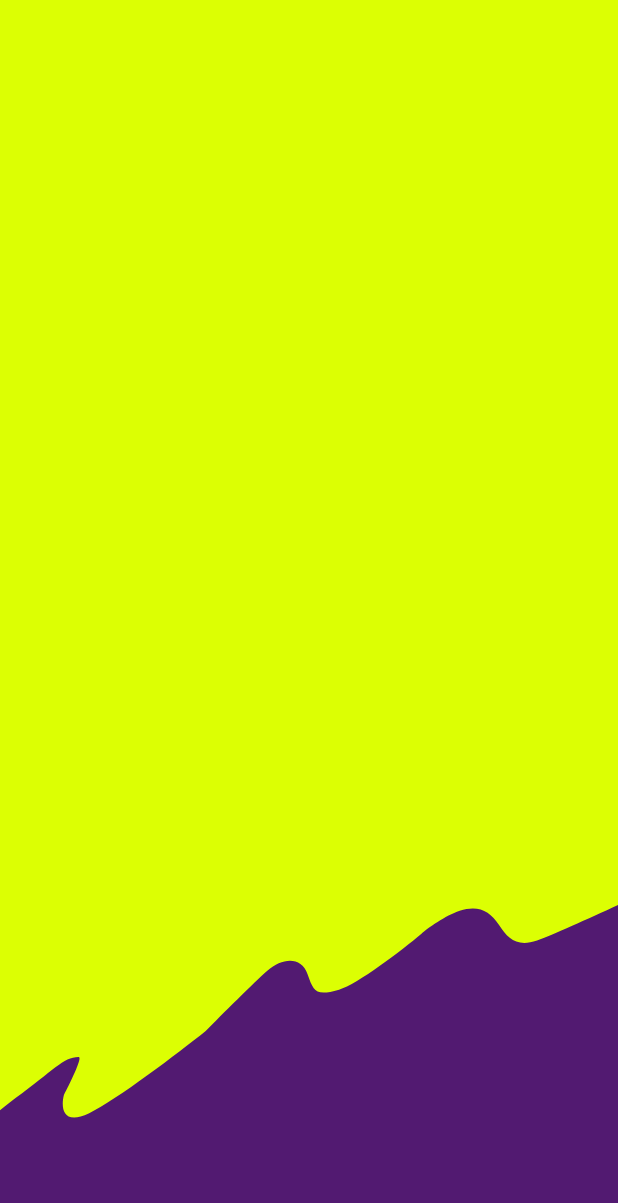
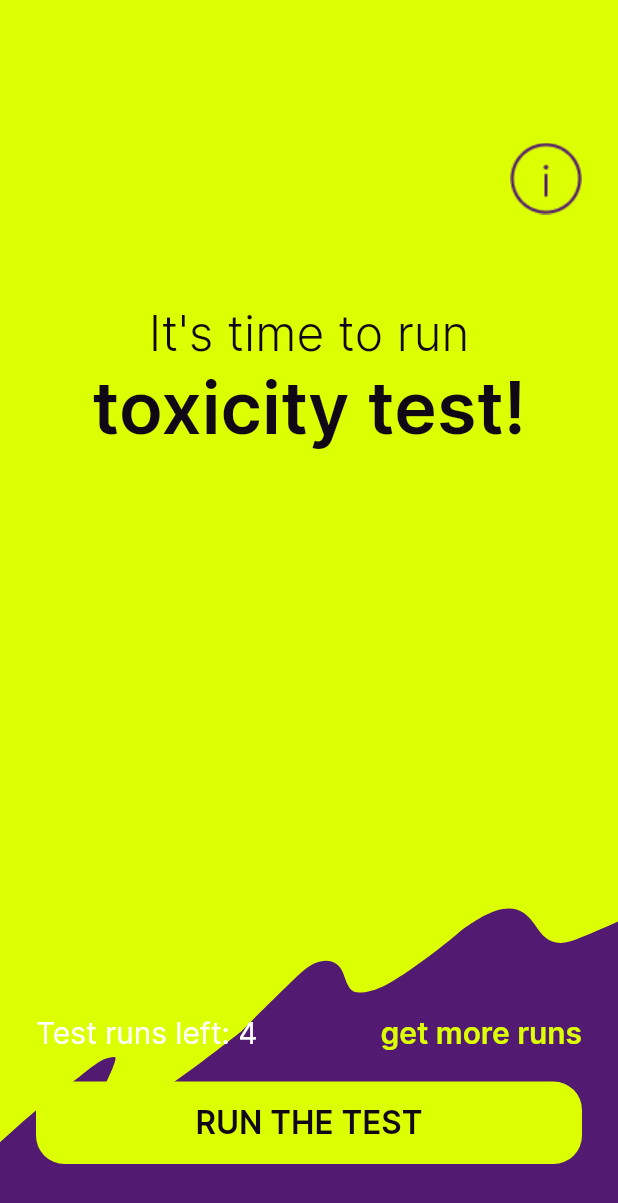
Before and after one commit to petrfalkovsky/toxicity, a Flutter app: the screen it shows after launch, on a phone screen of 412 x 824 dp. Shown: the top 1203 px of the screen. Run offline on Flutter 3.47's test engine with Material 2 defaults, Android fonts, the phone set to English and light mode, and no system bars; missing offline and left inert: flutter_statusbarcolor_ns.

Commit message:
feat: add first screen layout

```diff
--- a/lib/config/config.dart
+++ b/lib/config/config.dart
@@ -2,11 +2,6 @@ import 'package:flutter/material.dart';
 
 class AppConfig {
   // Название компании
-  static const String companyName = 'Super Clean';
-
-  /// Валюта
-  static const String currency = 'тенге';
-  static const String currencySymbol = '₸';
 
   ///API Url
   static const String apiUrl = "https://github.com/petrfalkovsky/";
@@ -14,47 +9,13 @@ class AppConfig {
   ///Шрифт
   static const String fontFamilyInter = "Inter";
 
-  ///*------------------Цены-----------------------------*///
-  /// 50 м2
-  static const int square50 = 50;
-  static const int price50 = 1490 * 5;
-  static const int previousPrice50 = 1900 * 5;
-  static const int wet50 = 500 * 5;
-  static const int general50 = 700 * 5;
-
-  ///70 м2
-  static const int square70 = 70;
-  static const int price70 = 1890 * 5;
-  static const int previousPrice70 = 2900 * 5;
-  static const int wet70 = 700;
-  static const int general70 = 900 * 5;
-
-  ///90 м2
-  static const int square90 = 90;
-  static const int price90 = 2390 * 5;
-  static const int previousPrice90 = 3700 * 5;
-  static const int wet90 = 900 * 5;
-  static const int general90 = 1200 * 5;
-
-  ///--------Допы----------///
-  /// Окно
-  static const int window = 390 * 5;
-
-  ///Ванная комната
-  static const int bathroom = 290 * 5;
-
-  ///Сан узнел
-  static const int sanNode = 190 * 5;
-
-  ///Вывоз мусора
-  static const int garbageCollection = 390 * 5;
-
   ////*------------------Цвета-----------------------------*///
   ///Базовые
   static const Color yellowColor = Color(0xffDCFF03);
   static const Color purpleColor = Color(0xff521A71);
+  static const Color blackColor = Color(0xff100815);
+  static const Color whiteColor = Color(0xffFFFFFF);
 
-  static const Color blackColor = Colors.black;
   static const Color pinkColor = Color(0xFFF59CEC);
   static const Color blueColor = Color(0xFF3DBDFF);
 
--- a/lib/ui/screens/general.dart
+++ b/lib/ui/screens/general.dart
@@ -1,5 +1,6 @@
 import 'package:flutter/material.dart';
 import 'package:toxicity/config/config.dart';
+import 'package:toxicity/ui/screens/widgets/shared/button.dart';
 import 'widgets/frame_background.dart';
 
 class General extends StatefulWidget {
@@ -14,9 +15,10 @@ class _GeneralState extends State<General> {
   Widget build(BuildContext context) {
     return Scaffold(
       backgroundColor: AppConfig.yellowColor,
-      body: Column(
-        mainAxisAlignment: MainAxisAlignment.spaceBetween,
-        crossAxisAlignment: CrossAxisAlignment.center,
+      body: Padding(
+        padding:
+            const EdgeInsets.only(top: 65, bottom: 48, left: 24, right: 24),
+        child: Stack(
           children: [
             Expanded(
                 child: SingleChildScrollView(
@@ -28,8 +30,123 @@ class _GeneralState extends State<General> {
                   )
                 ],
               ),
-          ))
+            )),
+            Column(
+              mainAxisAlignment: MainAxisAlignment.end,
+              children: [
+                Row(
+                  mainAxisAlignment: MainAxisAlignment.center,
+                  children: [
+                    RichText(
+                      text: const TextSpan(children: <TextSpan>[
+                        TextSpan(
+                          text: "Test runs left: 4",
+                          style: TextStyle(
+                            fontSize: 20,
+                            color: AppConfig.whiteColor,
+                            fontWeight: FontWeight.w400,
+                            letterSpacing: -0.02,
+                            fontFamily: "Inter",
+                          ),
+                        ),
+                      ]),
+                    ),
+                    const Spacer(),
+                    RichText(
+                      text: const TextSpan(children: <TextSpan>[
+                        TextSpan(
+                          text: "get more runs",
+                          style: TextStyle(
+                            fontSize: 20,
+                            color: AppConfig.yellowColor,
+                            fontWeight: FontWeight.w600,
+                            letterSpacing: -0.02,
+                            fontFamily: "Inter",
+                          ),
+                        ),
+                      ]),
+                    ),
                   ],
+                ),
+                const SizedBox(
+                  height: 20,
+                ),
+                PrimaryButton(
+                  text: 'Run the test',
+                  onTap: () {},
+                  startColor: AppConfig.yellowColor,
+                  endColor: AppConfig.yellowColor,
+                ),
+              ],
+            ),
+            Column(
+              children: [
+                const SizedBox(
+                  height: 30,
+                ),
+                Row(
+                  mainAxisAlignment: MainAxisAlignment.end,
+                  children: [
+                    Ink(
+                      decoration: const ShapeDecoration(
+                        color: Colors.transparent,
+                        shape: CircleBorder(),
+                      ),
+                      child: IconButton(
+                        icon: Image.asset(
+                          'assets/images/info-icon.png',
+                          color: AppConfig.purpleColor,
+                        ),
+                        onPressed: () {
+                          debugPrint('Button pressed');
+                        },
+                        iconSize: 45, // устанавливаем размер иконки
+                        padding: EdgeInsets
+                            .zero, // убираем все внутренние отступы у IconButton
+                        splashRadius: 80, // убираем радиус splash-эффекта
+                      ),
+                    )
+                  ],
+                ),
+                const SizedBox(
+                  height: 60,
+                ),
+                Column(
+                  children: [
+                    RichText(
+                      text: const TextSpan(children: <TextSpan>[
+                        TextSpan(
+                          text: "It's time to run",
+                          style: TextStyle(
+                            fontSize: 32,
+                            color: AppConfig.blackColor,
+                            fontWeight: FontWeight.w300,
+                            letterSpacing: 0.01,
+                            fontFamily: "Inter",
+                          ),
+                        ),
+                      ]),
+                    ),
+                    RichText(
+                      text: const TextSpan(children: <TextSpan>[
+                        TextSpan(
+                          text: "toxicity test!",
+                          style: TextStyle(
+                            fontSize: 48,
+                            color: AppConfig.blackColor,
+                            fontWeight: FontWeight.w600,
+                            letterSpacing: -0.01,
+                            fontFamily: "Inter",
+                          ),
+                        ),
+                      ]),
+                    )
+                  ],
+                )
+              ],
+            ),
+          ],
+        ),
       ),
     );
   }
--- a/lib/ui/screens/widgets/frame_background.dart
+++ b/lib/ui/screens/widgets/frame_background.dart
@@ -1,7 +1,6 @@
 import 'package:flutter/cupertino.dart';
 import 'package:flutter/material.dart';
 import 'package:toxicity/config/config.dart';
-import 'dart:math';
 
 class FrameMainScreen extends CustomPainter {
   @override
@@ -32,7 +31,9 @@ class FrameMainScreen extends CustomPainter {
     path_0.cubicTo(32.3815, 112.416, 25.6584, 121.646, 0.584566, 139.814);
     path_0.cubicTo(-24.4893, 157.982, -84.8149, 220.448, -128.156, 246.162);
     path_0.close();
-    path_0 = path_0.shift(const Offset(10, 592));
+
+    // control the horizontal and vertical position of the purple frame
+    path_0 = path_0.shift(const Offset(10, 527));
 
     Paint paint0Fill = Paint()..style = PaintingStyle.fill;
     paint0Fill.color = AppConfig.purpleColor.withOpacity(1.0);
--- /dev/null
+++ b/lib/ui/screens/widgets/shared/button.dart
@@ -0,0 +1,62 @@
+import 'package:flutter/cupertino.dart';
+import 'package:flutter/material.dart';
+import 'package:toxicity/config/config.dart';
+
+class PrimaryButton extends StatefulWidget {
+  final String? text;
+  final Function() onTap;
+  final Color startColor;
+  final Color endColor;
+  final RichText? richText;
+
+  const PrimaryButton({
+    Key? key,
+    this.text,
+    required this.onTap,
+    required this.startColor,
+    required this.endColor,
+    this.richText,
+  }) : super(key: key);
+
+  @override
+  PrimaryButtonState createState() => PrimaryButtonState();
+}
+
+class PrimaryButtonState extends State<PrimaryButton> {
+  @override
+  Widget build(BuildContext context) {
+    double width = MediaQuery.of(context).size.width;
+
+    return GestureDetector(
+      behavior: HitTestBehavior.translucent,
+      onTap: widget.onTap,
+      child: AnimatedContainer(
+        duration: const Duration(milliseconds: 150),
+        width: width,
+        height: 55,
+        decoration: BoxDecoration(
+            borderRadius: BorderRadius.circular(19),
+            gradient: LinearGradient(
+                begin: Alignment.centerLeft,
+                end: Alignment.centerRight,
+                colors: [
+                  widget.startColor,
+                  widget.endColor,
+                ])),
+        child: Center(
+          child: Padding(
+            padding: const EdgeInsets.symmetric(vertical: 12.0),
+            child: widget.richText ??
+                Text(
+                  widget.text?.toUpperCase() ?? 'Continue',
+                  style: const TextStyle(
+                      color: AppConfig.blackColor,
+                      fontSize: 21,
+                      fontWeight: FontWeight.w600),
+                ),
+          ),
+        ),
+      ),
+    );
+  }
+}
```
Also changed, not shown: pubspec.yaml (+14 -26 lines), assets/font/Inter-Bold.ttf (added), assets/font/Inter-ExtraBold.ttf (added), assets/font/Inter-ExtraLight.ttf (added), assets/font/Inter-Light.ttf (added), assets/font/Inter-Medium.ttf (added), assets/font/Inter-Regular.ttf (added), assets/font/Inter-SemiBold.ttf (added), assets/font/Inter-Thin.ttf (added), assets/images/info-icon.png (added). Lines whose indentation alone changed are shown as unchanged.
